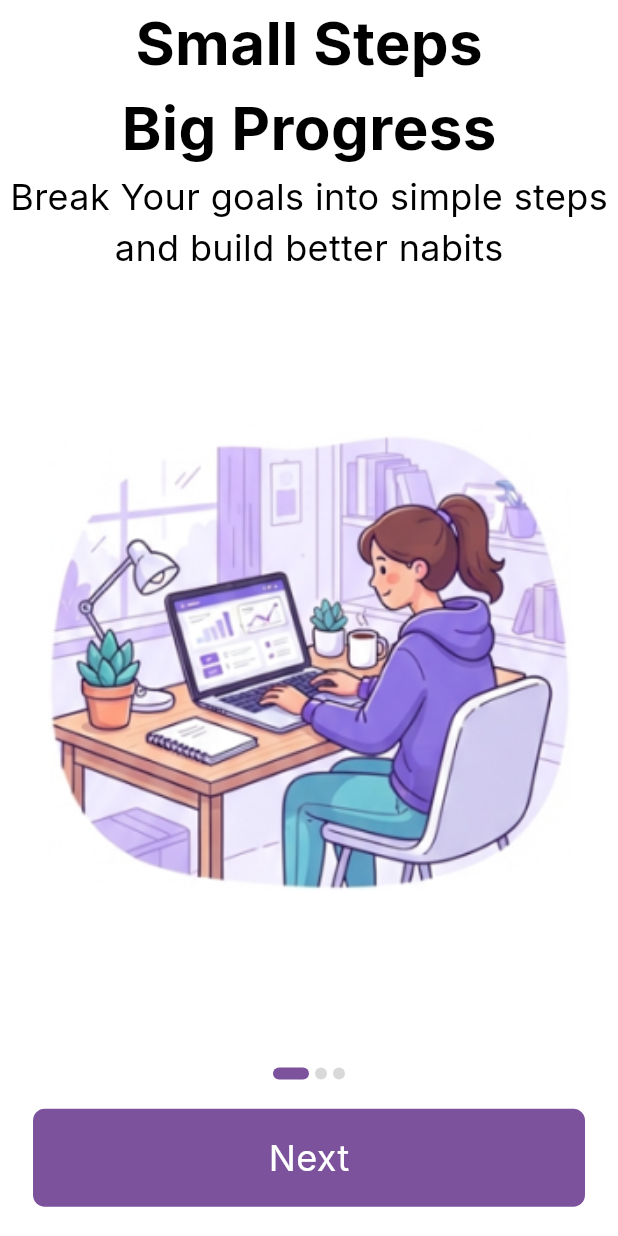
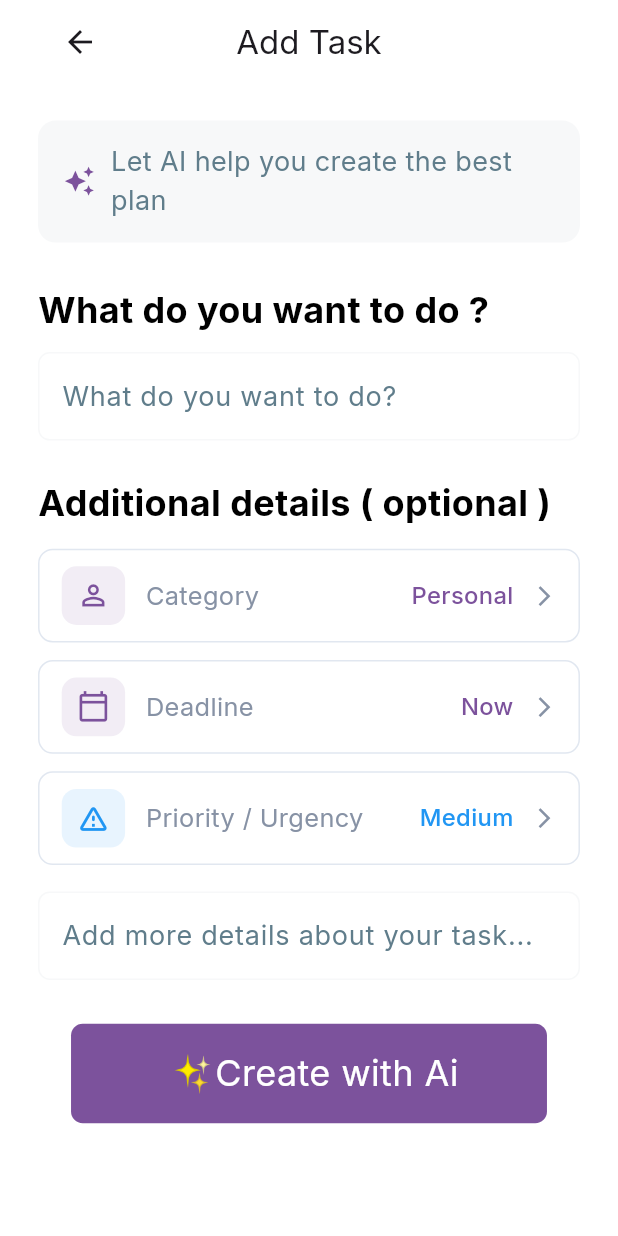
Before and after one commit to mariemosama272005-eng/garfocus, a Flutter app: the screen it shows after launch, on a phone screen of 412 x 824 dp. Run offline on Flutter 3.47's test engine with Material 3 defaults, Android fonts, the phone set to English and light mode, and no system bars; drawn by our look-alikes of smooth_page_indicator; our stand-ins replace bloc, flutter_bloc, flutter_screenutil.

Commit message:
Add Task Screen

```diff
--- a/lib/core/routes/app_router.dart
+++ b/lib/core/routes/app_router.dart
@@ -4,6 +4,7 @@ import 'package:focus_flow/featue/Authentication/presntation/ui/login_screen.dar
 import 'package:focus_flow/featue/Authentication/presntation/ui/register_screen.dart';
 import 'package:focus_flow/featue/Home/presntation/ui/home_screen.dart';
 import 'package:focus_flow/featue/Onboarding/presntation/ui/onborading_screen.dart';
+import 'package:focus_flow/featue/Tasks/presntation/ui/addTask_screen.dart';
 
 class AppRouter {
   static Route? onGenerateRoute(RouteSettings setting){
@@ -16,6 +17,8 @@ class AppRouter {
         return MaterialPageRoute(builder:(_)=>HomeScreen());
       case AppRoutes.registerScreen:
         return MaterialPageRoute(builder:(_)=>RegisterScreen());
+      case AppRoutes.addTaskScreen:
+        return MaterialPageRoute(builder:(_)=>AddTaskScreen());
      }
      }
 
--- a/lib/core/routes/app_routes.dart
+++ b/lib/core/routes/app_routes.dart
@@ -5,6 +5,7 @@ static const String OnboardingScreen="OnboardingScreen";
 static const String registerScreen="RegisterScreen";
 static const String forgetpassScreen="ForgetPasswordScreen";
 static const String homeScreen="HomeScreen";
+static const String addTaskScreen="AddTaskScreen";
 
 
 }
--- a/lib/core/shared_wedgits/appBar_wedgit.dart
+++ b/lib/core/shared_wedgits/appBar_wedgit.dart
@@ -3,24 +3,28 @@ import 'package:flutter_screenutil/flutter_screenutil.dart';
 import 'package:focus_flow/core/themes/app_colors.dart';
 
 class AppbarWedgit extends StatelessWidget {
-  const AppbarWedgit({super.key});
+  final String? title;
+  const AppbarWedgit({super.key, this.title});
 
   @override
   Widget build(BuildContext context) {
     return AppBar(
       backgroundColor: AppColors.scaffoldColor,
+
+      title: title != null ? Text(title!) : null,
+      centerTitle: true,
       leading: Container(
         width: 41.w,
         height: 41.h,
-
         decoration: BoxDecoration(
           borderRadius: BorderRadius.circular(40),
-          color: Colors.white
+          color: Colors.white,
         ),
-        child: BackButton(onPressed: (){
-Navigator.pop(context);
-        }),
-
+        child: BackButton(
+          onPressed: () {
+            Navigator.pop(context);
+          },
+        ),
       ),
     );
   }
--- a/lib/core/shared_wedgits/textForm_wedgit.dart
+++ b/lib/core/shared_wedgits/textForm_wedgit.dart
@@ -11,7 +11,9 @@ class TextformWedgit extends StatefulWidget {
    final bool? autoFocus;
    final TextEditingController? controller;
    final void Function(String?)?onChanged;
-   const TextformWedgit({this.onChanged, this.autoFocus, required this.controller, this.validator,this.isPass=false,required this.hintT,super.key});
+   final int? maxLines;
+  final int? minLines;
+   const TextformWedgit({this.maxLines=1, this.minLines=1, this.onChanged, this.autoFocus, required this.controller, this.validator,this.isPass=false,required this.hintT,super.key});
 
   @override
   State<TextformWedgit> createState() => _TextformWedgitState();
@@ -27,6 +29,8 @@ class _TextformWedgitState extends State<TextformWedgit> {
       controller: widget.controller,
       validator: widget.validator,
       onChanged: widget.onChanged,
+      maxLines: widget.maxLines,
+      minLines: widget.minLines,
       onTapOutside: (v){
         FocusScope.of(context).unfocus();
       },
--- a/lib/core/themes/app_colors.dart
+++ b/lib/core/themes/app_colors.dart
@@ -3,7 +3,7 @@ import 'package:flutter/material.dart';
 class AppColors {
   static const Color mainColor=Color(0xff7C529C);
   static const Color scaffoldColor=Color(0xffFFFF);
-  static const Color hintColor=Color(0xffD9D9D9);
+  static const Color hintColor=Colors.blueGrey;
   static const Color blackColor=Color(0xff000000);
     static const Color borderColor=Color(0xffF7F8F9);
 
--- a/lib/core/themes/app_textStyle.dart
+++ b/lib/core/themes/app_textStyle.dart
@@ -18,8 +18,9 @@ class AppTextstyle {
     color: AppColors.hintColor,
   );
   static TextStyle hintTextStyle=TextStyle(
-    fontSize: 15,
+    fontSize: 18,
 color: AppColors.hintColor,
+
   );
 
 }
--- /dev/null
+++ b/lib/featue/Tasks/presntation/ui/addTask_screen.dart
@@ -0,0 +1,183 @@
+import 'package:flutter/material.dart';
+import 'package:flutter_screenutil/flutter_screenutil.dart';
+import 'package:focus_flow/core/shared_wedgits/appBar_wedgit.dart';
+import 'package:focus_flow/core/shared_wedgits/costumButton_wedgit.dart';
+import 'package:focus_flow/core/shared_wedgits/textForm_wedgit.dart';
+import 'package:focus_flow/core/themes/app_colors.dart';
+import 'package:focus_flow/core/themes/app_textStyle.dart';
+import 'package:focus_flow/featue/Tasks/presntation/ui/wedgit/task_option_widget.dart';
+
+class AddTaskScreen extends StatefulWidget {
+  const AddTaskScreen({super.key});
+
+  @override
+  State<AddTaskScreen> createState() => _AddTaskScreenState();
+}
+
+class _AddTaskScreenState extends State<AddTaskScreen> {
+  final TextEditingController titleController = TextEditingController();
+  final TextEditingController detailsController = TextEditingController();
+
+  String category = 'Personal';
+  String deadline = 'Now';
+  String priority = 'Medium';
+
+  @override
+  void dispose() {
+    titleController.dispose();
+    detailsController.dispose();
+    super.dispose();
+  }
+
+  @override
+  Widget build(BuildContext context) {
+    return Scaffold(
+      backgroundColor: Colors.white,
+      body: SafeArea(
+        child: SingleChildScrollView(
+          padding: EdgeInsets.symmetric(horizontal: 24.w),
+          child: Column(
+            crossAxisAlignment: CrossAxisAlignment.start,
+            children: [
+              const AppbarWedgit(title: "Add Task",),
+              25.verticalSpace,
+
+
+              Container(
+                width: double.infinity,
+                padding: EdgeInsets.symmetric(
+                  horizontal: 16.w,
+                  vertical: 15.h,
+                ),
+                decoration: BoxDecoration(
+                  color: AppColors.borderColor,
+                  borderRadius: BorderRadius.circular(12.r),
+                ),
+                child: Row(
+                  children: [
+                    Icon(
+                      Icons.auto_awesome,
+                      size: 20.sp,
+                      color: AppColors.mainColor,
+                    ),
+                    SizedBox(width: 10.w),
+                    Expanded(
+                      child: Text(
+                        'Let AI help you create the best plan',
+                        style: AppTextstyle.hintTextStyle,
+                      ),
+                    ),
+                  ],
+                ),
+              ),
+
+            28.verticalSpace,
+
+              Text(
+                'What do you want to do ?',
+                style: AppTextstyle.h2.copyWith(fontWeight: FontWeight.bold),
+              ),
+12.verticalSpace,
+
+              TextformWedgit(
+                controller: titleController,
+                hintT: 'What do you want to do?',
+                isPass: false,
+              ),
+
+             25.verticalSpace,
+
+              Text(
+                'Additional details ( optional )',
+                   style: AppTextstyle.h2.copyWith(fontWeight: FontWeight.bold),
+
+              ),
+
+              14.verticalSpace,
+
+
+              TaskOptionWidget(
+                icon: Icons.category_outlined,
+                title: 'Category',
+                value: category,
+                options: const [
+                  'Study',
+                  'Work',
+                  'Personal',
+                  'Health',
+                  'Social',
+                  'Admain',
+                  'Other',
+                ],
+                onSelected: (value) {
+                  setState(() {
+                    category = value;
+                  });
+                },
+                iconColor: AppColors.mainColor,
+              ),
+
+             12.verticalSpace,
+
+              TaskOptionWidget(
+                icon: Icons.calendar_today_outlined,
+                title: 'Deadline',
+                value: deadline,
+                options: const [
+                  'Today',
+                  'Tomorrow',
+                  'This Week',
+                  'Next Week',
+                ],
+                onSelected: (value) {
+                  setState(() {
+                    deadline = value;
+                  });
+                },
+                iconColor: AppColors.mainColor,
+              ),
+
+            12.verticalSpace,
+
+
+              TaskOptionWidget(
+                icon: Icons.flag_outlined,
+                title: 'Priority / Urgency',
+                value: priority,
+                options: const [
+                  'Low',
+                  'Medium',
+                  'High',
+                ],
+                onSelected: (value) {
+                  setState(() {
+                    priority = value;
+                  });
+                },
+                iconColor: Colors.blue.shade50,
+              ),
+
+             18.verticalSpace,
+TextformWedgit(
+  controller: detailsController,
+  hintT: 'Add more details about your task...',
+  isPass: false,
+
+),
+
+             30.verticalSpace,
+
+              MainbuttonWedgit(title: " ✨Create with Ai",),
+              //onTap: (){
+                //Navigator.push(context,processing Screen )
+              //},
+
+
+25.verticalSpace,
+            ],
+          ),
+        ),
+      ),
+    );
+  }
+}
--- /dev/null
+++ b/lib/featue/Tasks/presntation/ui/wedgit/task_option_widget.dart
@@ -0,0 +1,171 @@
+import 'package:flutter/material.dart';
+import 'package:flutter_screenutil/flutter_screenutil.dart';
+import 'package:focus_flow/core/themes/app_colors.dart';
+
+class TaskOptionWidget extends StatelessWidget {
+  final IconData icon;
+  final Color iconColor;
+  final String title;
+  final String value;
+  final List<String> options;
+  final Function(String) onSelected;
+
+  const TaskOptionWidget({
+    super.key,
+    required this.icon,
+    required this.iconColor,
+    required this.title,
+    required this.value,
+    required this.options,
+    required this.onSelected,
+  });
+
+
+  Color get currentColor {
+    if (title == 'Priority / Urgency') {
+      if (value == 'High') return Colors.red;
+      if (value == 'Medium') return Colors.blue;
+      if (value == 'Low') return Colors.green;
+    }
+    return iconColor;
+  }
+
+  IconData getOptionIcon(String optionText) {
+    switch (optionText.toLowerCase()) {
+
+      case 'study':
+        return Icons.school_outlined;
+      case 'work':
+        return Icons.work_outline;
+      case 'personal':
+        return Icons.person_outline;
+      case 'health':
+        return Icons.favorite_border;
+      case 'social':
+        return Icons.people_outline;
+      case 'admain':
+      case 'admin':
+        return Icons.admin_panel_settings_outlined;
+      case 'other':
+        return Icons.category_outlined;
+
+
+      case 'today':
+        return Icons.today_outlined;
+      case 'tomorrow':
+        return Icons.upcoming_outlined;
+      case 'this week':
+        return Icons.date_range_outlined;
+      case 'next week':
+        return Icons.next_plan_outlined;
+
+
+      case 'high':
+        return Icons.error_outline;
+      case 'medium':
+        return Icons.warning_amber_rounded;
+      case 'low':
+        return Icons.check_circle_outline;
+
+      default:
+        return icon;
+    }
+  }
+
+  @override
+  Widget build(BuildContext context) {
+
+    final IconData displayedIcon = getOptionIcon(value);
+
+    return InkWell(
+      onTap: () {
+        showModalBottomSheet(
+          context: context,
+          builder: (context) {
+            return SafeArea(
+              child: Column(
+                mainAxisSize: MainAxisSize.min,
+                children: options.map((option) {
+                  return ListTile(
+                    leading: Icon(
+                      getOptionIcon(option),
+                      color: option == 'High'
+                          ? Colors.red
+                          : option == 'Medium'
+                              ? Colors.blue
+                              : option == 'Low'
+                                  ? Colors.green
+                                  : iconColor,
+                    ),
+                    title: Text(option),
+                    trailing: value == option
+                        ? Icon(
+                            Icons.check,
+                            color: AppColors.mainColor,
+                          )
+                        : null,
+                    onTap: () {
+                      onSelected(option);
+                      Navigator.pop(context);
+                    },
+                  );
+                }).toList(),
+              ),
+            );
+          },
+        );
+      },
+      child: Container(
+        height: 64.h,
+        padding: EdgeInsets.symmetric(horizontal: 14.w),
+        decoration: BoxDecoration(
+          border: Border.all(
+            color: const Color(0xFFE1E7F0),
+          ),
+          borderRadius: BorderRadius.circular(10.r),
+        ),
+        child: Row(
+          children: [
+            Container(
+              width: 40.w,
+              height: 40.h,
+              decoration: BoxDecoration(
+                color: currentColor.withOpacity(0.10),
+                borderRadius: BorderRadius.circular(10.r),
+              ),
+              child: Icon(
+                displayedIcon,
+                size: 21.sp,
+                color: currentColor,
+              ),
+            ),
+            SizedBox(width: 13.w),
+            Expanded(
+              child: Text(
+                title,
+                style: TextStyle(
+                  color: const Color(0xFF8792A5),
+                  fontSize: 16.sp,
+                ),
+              ),
+            ),
+            Text(
+              value,
+              style: TextStyle(
+                fontSize: 15.sp,
+                color: currentColor,
+                fontWeight: FontWeight.w500,
+              ),
+            ),
+            SizedBox(width: 12.w),
+            Icon(
+              Icons.arrow_forward_ios,
+              size: 15.sp,
+              color: const Color(0xFF8792A5),
+            ),
+          ],
+        ),
+      ),
+    );
+  }
+}
--- a/lib/focusFlowApp.dart
+++ b/lib/focusFlowApp.dart
@@ -24,7 +24,8 @@ class Focusflowapp extends StatelessWidget {
       ),
     );
   } String intialPage(){
-    return AppRoutes.OnboardingScreen;
+    //return AppRoutes.OnboardingScreen;
+    return AppRoutes.addTaskScreen;
   }
 
 }
--- a/splash.yaml
+++ b/splash.yaml
@@ -19,4 +19,4 @@ flutter_native_splash:
     image: assets/images/Group 2 (1).png
 
 
-    icon_background_color: "#111111"
+    icon_background_color: "#ffffff"
```
Also changed, not shown: lib/featue/Tasks/presntation/ui/taskDetails_screen.dart (added), pubspec.lock.
